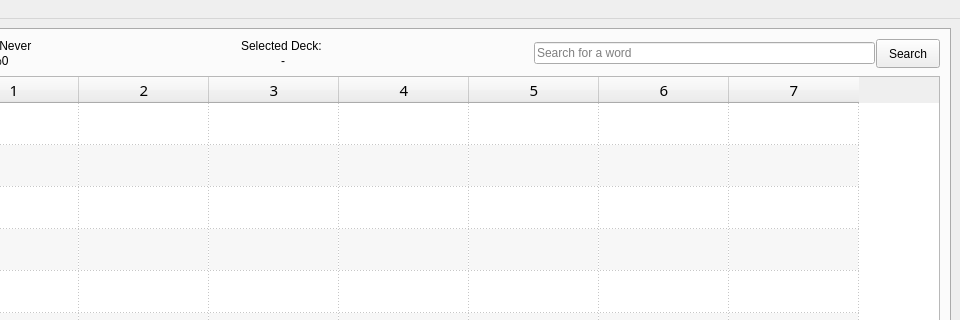
This is cjk-trainer/ui/MainWindow.ui in mruiz42/cjk-trainer as Qt 5 draws it before an edit; both pictures show x 380 to 1340 and y 0 to 320 of the 1340 by 709 pixel window. The edited form follows.
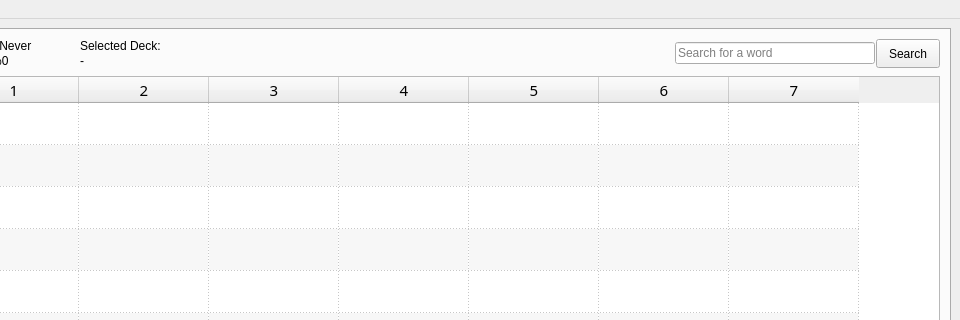
This is the edited form. Icons and pictures are not drawn.

What changed in the file:
```diff
--- a/cjk-trainer/ui/MainWindow.ui
+++ b/cjk-trainer/ui/MainWindow.ui
@@ -348,7 +348,7 @@
                    <string>Selected Deck: </string>
                   </property>
                   <property name="alignment">
-                   <set>Qt::AlignCenter</set>
+                   <set>Qt::AlignLeading|Qt::AlignLeft|Qt::AlignVCenter</set>
                   </property>
                  </widget>
                 </item>
@@ -358,7 +358,7 @@
                    <string>-</string>
                   </property>
                   <property name="alignment">
-                   <set>Qt::AlignCenter</set>
+                   <set>Qt::AlignLeading|Qt::AlignLeft|Qt::AlignVCenter</set>
                   </property>
                  </widget>
                 </item>
@@ -388,11 +388,23 @@
                 <item>
                  <widget class="QLineEdit" name="lineEdit_searchQuery">
                   <property name="sizePolicy">
-                   <sizepolicy hsizetype="Minimum" vsizetype="Fixed">
+                   <sizepolicy hsizetype="Fixed" vsizetype="Fixed">
                     <horstretch>0</horstretch>
                     <verstretch>0</verstretch>
                    </sizepolicy>
                   </property>
+                  <property name="minimumSize">
+                   <size>
+                    <width>120</width>
+                    <height>0</height>
+                   </size>
+                  </property>
+                  <property name="maximumSize">
+                   <size>
+                    <width>200</width>
+                    <height>16777215</height>
+                   </size>
+                  </property>
                   <property name="placeholderText">
                    <string>Search for a word</string>
                   </property>
```
Left out of the diff: 20 changed lines with no effect on the pictures.
